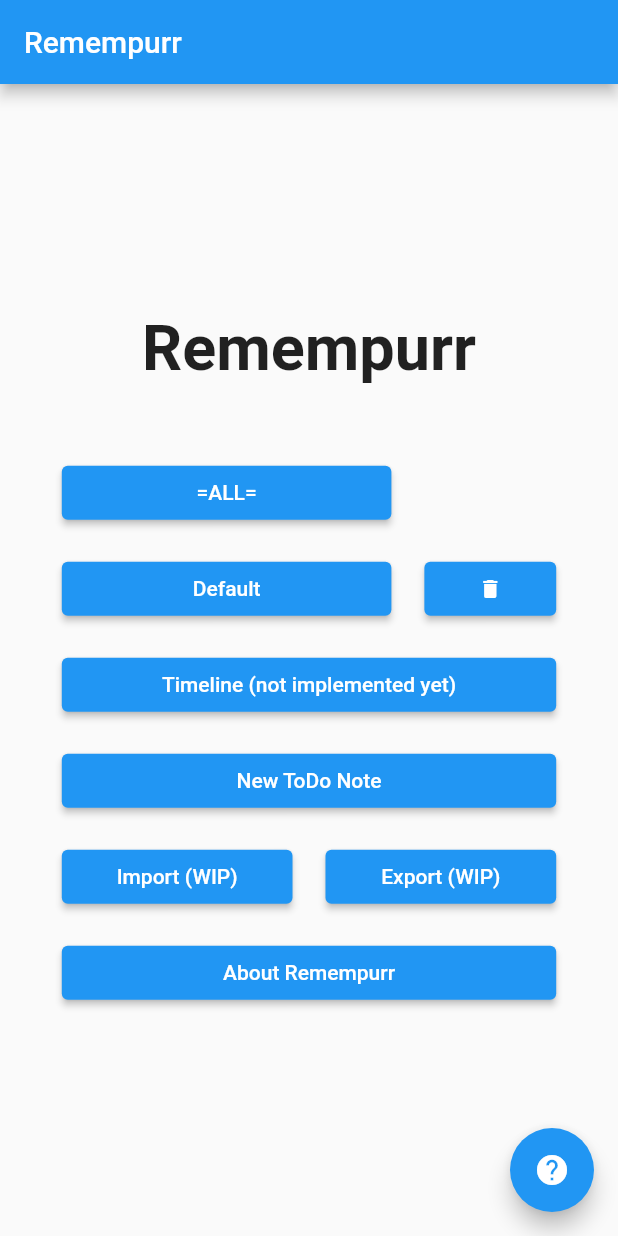
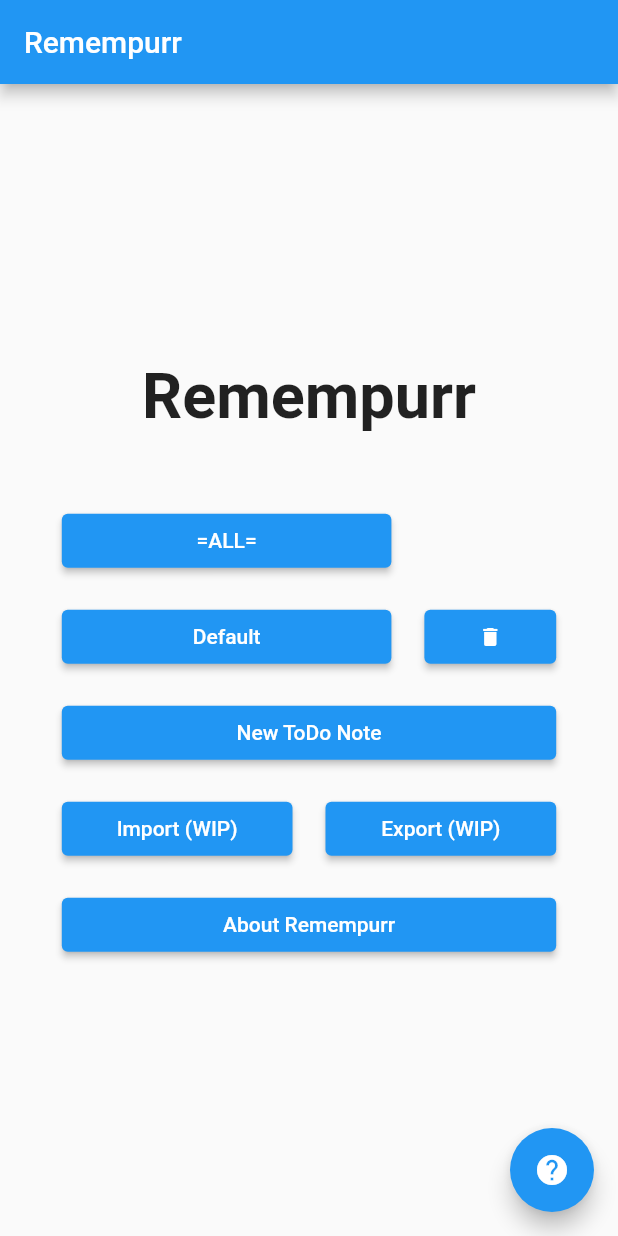
Before and after one commit to KittKat7/remempurr, a Flutter app: the screen it shows after launch, on a phone screen of 412 x 824 dp. Run offline on Flutter 3.47's test engine with Material 2 defaults, Android fonts, the phone set to English and light mode, and no system bars; our stand-ins replace flutter_markdown, hive_flutter, permission_handler; missing offline and left inert: file_selector, universal_html; accounts and stored records are empty.

Commit message:
Commented out timeline button, not needed.

```diff
--- a/lib/main.dart
+++ b/lib/main.dart
@@ -176,15 +176,16 @@ class _HomePageState extends State<HomePage> with WidgetsBindingObserver {
 			const Expanded(flex: 5, child: SizedBox()),
 		]),spacer];
 
-    // create a timeline button
-		var timelineBtn = ElevatedButton(
-			onPressed: () {
-				// TODO
-				// Navigator.pushNamed(context, '/todo');
-				saveToDoNotes();
-			},
-			child: const Text("Timeline (not implemented yet)"),
-		);
+		// // create a timeline button
+		// var timelineBtn = ElevatedButton(
+		// 	onPressed: () {
+		// 		// TODO
+		// 		// Navigator.pushNamed(context, '/todo');
+		// 		saveToDoNotes();
+		// 	},
+		// 	child: const Text("Timeline (not implemented yet)"),
+		// );
+
 		// create a new to-do button
 		var newToDoNoteBtn = ElevatedButton(
 			onPressed: () {
@@ -233,11 +234,11 @@ class _HomePageState extends State<HomePage> with WidgetsBindingObserver {
 
 		// display the buttons
 		List<Widget> buttonWidgets = [
-      // add timeline button
-      Row(children: <Widget>[
-				Expanded(flex: 5, child: timelineBtn),
-			]),
-			spacer,
+			// // add timeline button
+			// Row(children: <Widget>[
+			// 	Expanded(flex: 5, child: timelineBtn),
+			// ]),
+			// spacer,
 			// add new to-do button
 			Row(children: <Widget>[
 				Expanded(flex: 5, child: newToDoNoteBtn),
```
